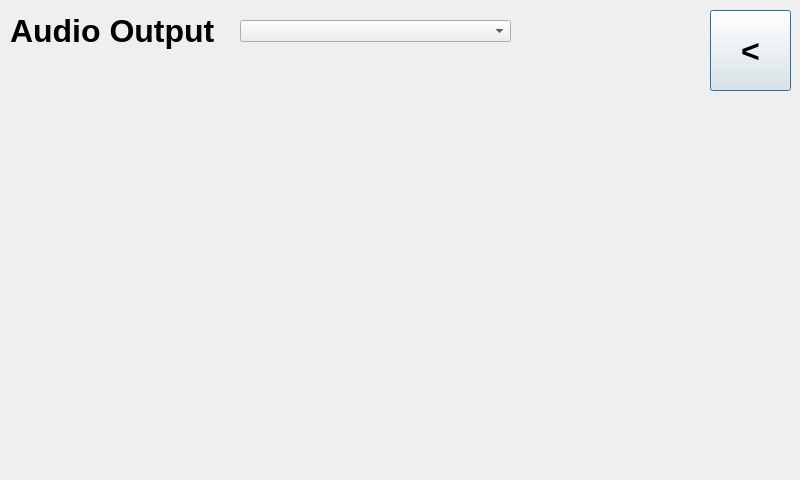
Before: the Qt Designer form options.ui in heradon/shima, drawn with Qt 5.
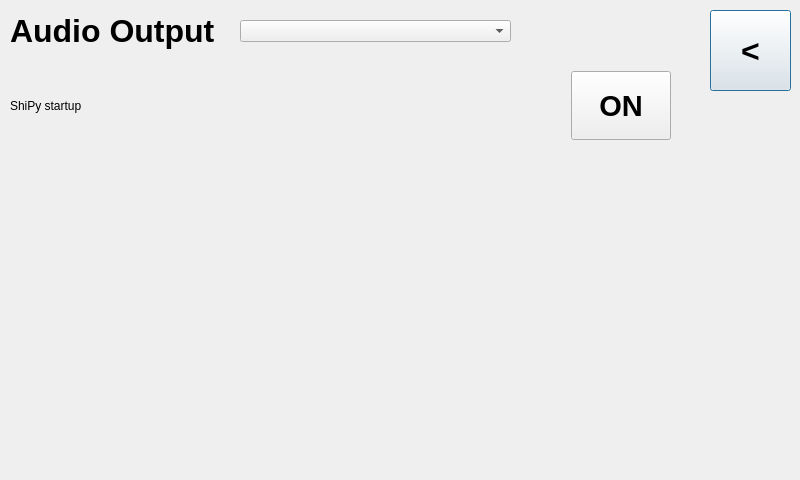
After: the same form once the commit is applied.

```diff
--- a/options.ui
+++ b/options.ui
@@ -78,6 +78,51 @@
     <bool>false</bool>
    </property>
   </widget>
+  <widget class="QWidget" name="horizontalLayoutWidget">
+   <property name="geometry">
+    <rect>
+     <x>10</x>
+     <y>70</y>
+     <width>661</width>
+     <height>71</height>
+    </rect>
+   </property>
+   <layout class="QHBoxLayout" name="horizontalLayout">
+    <item>
+     <widget class="QLabel" name="label_2">
+      <property name="text">
+       <string>ShiPy startup</string>
+      </property>
+     </widget>
+    </item>
+    <item>
+     <widget class="QPushButton" name="ShiPy_startup">
+      <property name="minimumSize">
+       <size>
+        <width>0</width>
+        <height>69</height>
+       </size>
+      </property>
+      <property name="maximumSize">
+       <size>
+        <width>100</width>
+        <height>16777215</height>
+       </size>
+      </property>
+      <property name="font">
+       <font>
+        <pointsize>22</pointsize>
+        <weight>75</weight>
+        <bold>true</bold>
+       </font>
+      </property>
+      <property name="text">
+       <string>ON</string>
+      </property>
+     </widget>
+    </item>
+   </layout>
+  </widget>
  </widget>
  <resources/>
  <connections/>
```
